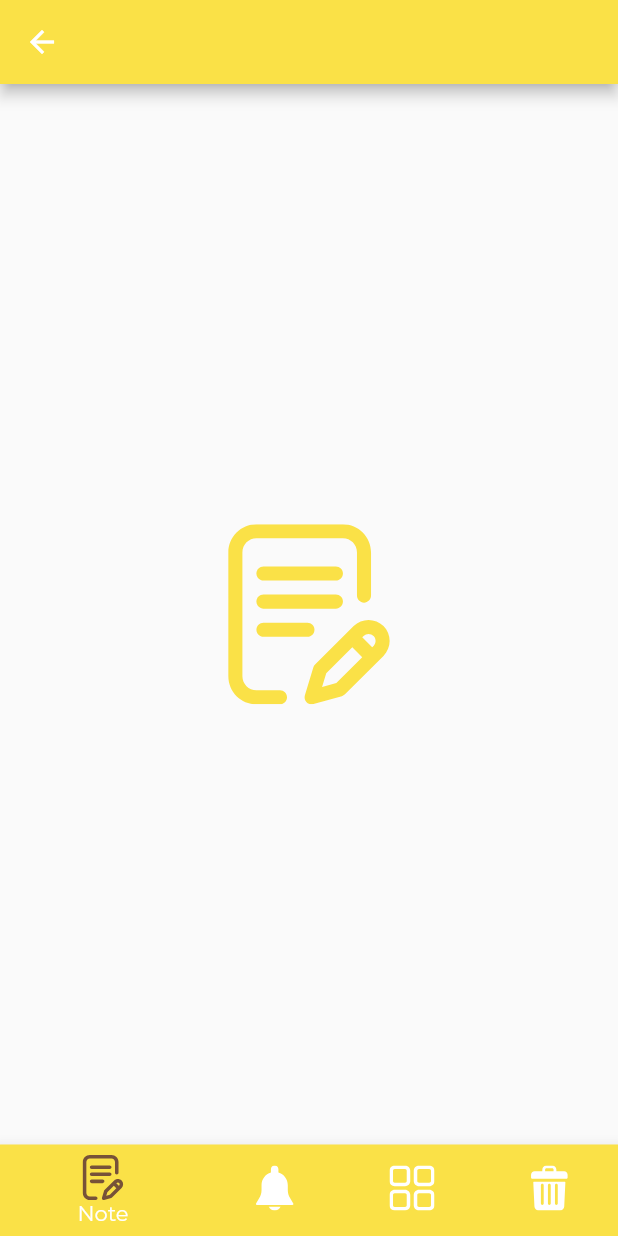
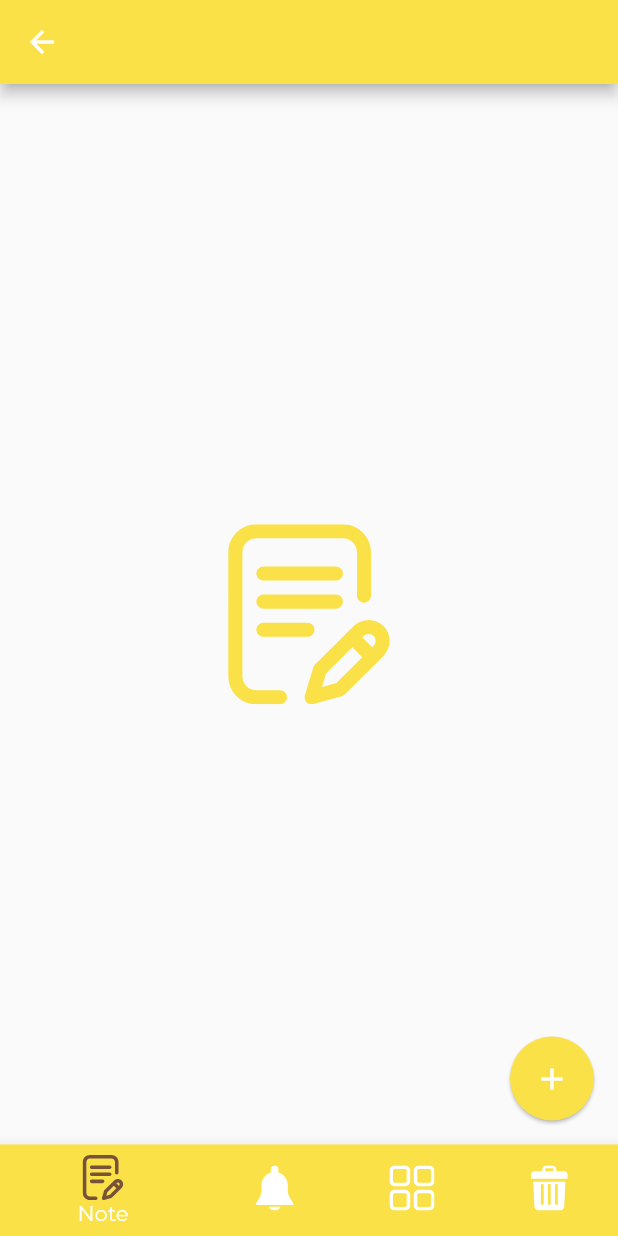
Before and after one commit to MartienJun/flutter_note_it, a Flutter app: the MyNavigation screen opened by its route, on a phone screen of 412 x 824 dp. Run offline on Flutter 3.47's test engine with Material 2 defaults, Android fonts, the light colour scheme and no system bars; our stand-ins replace flutter_svg.

Commit message:
feat: floating action button

```diff
--- a/note_it/lib/components/navigation.dart
+++ b/note_it/lib/components/navigation.dart
@@ -1,5 +1,6 @@
 import 'package:flutter/material.dart';
 import 'package:flutter_svg/flutter_svg.dart';
+
 //Note It
 import 'package:note_it/constants.dart';
 import 'package:note_it/screens/home_screen.dart';
@@ -41,7 +42,7 @@ class _MyNavigationState extends State<MyNavigation> {
   @override
   Widget build(BuildContext context) {
     return Scaffold(
-      appBar:AppBar(
+      appBar: AppBar(
         backgroundColor: primaryColor,
       ),
       body: PageView(
@@ -54,8 +55,16 @@ class _MyNavigationState extends State<MyNavigation> {
         children: _screens,
         onPageChanged: _onPageChanged,
       ),
+      floatingActionButton: FloatingActionButton(
+        onPressed: null,
+        elevation: 1,
+        backgroundColor: primaryColor,
+        child: Icon(
+          Icons.add,
+          //color: secondaryColor,
+        ),
+      ),
       bottomNavigationBar: BottomNavigationBar(
-
         currentIndex: _selectedIndex,
         //If i tapped, then ...
         onTap: _onItemTapped,
@@ -90,7 +99,7 @@ class _MyNavigationState extends State<MyNavigation> {
               style: TextStyle(
                 color: _selectedIndex == 1 ? secondaryColor : Colors.white,
                 fontWeight:
-                _selectedIndex == 1 ? FontWeight.w700 : FontWeight.w400,
+                    _selectedIndex == 1 ? FontWeight.w700 : FontWeight.w400,
               ),
             ),
             backgroundColor: primaryColor,
@@ -107,7 +116,7 @@ class _MyNavigationState extends State<MyNavigation> {
               style: TextStyle(
                 color: _selectedIndex == 2 ? secondaryColor : Colors.white,
                 fontWeight:
-                _selectedIndex == 2 ? FontWeight.w700 : FontWeight.w400,
+                    _selectedIndex == 2 ? FontWeight.w700 : FontWeight.w400,
               ),
             ),
             backgroundColor: primaryColor,
@@ -124,7 +133,7 @@ class _MyNavigationState extends State<MyNavigation> {
               style: TextStyle(
                 color: _selectedIndex == 3 ? secondaryColor : Colors.white,
                 fontWeight:
-                _selectedIndex == 3 ? FontWeight.w700 : FontWeight.w400,
+                    _selectedIndex == 3 ? FontWeight.w700 : FontWeight.w400,
               ),
             ),
             backgroundColor: primaryColor,
```
